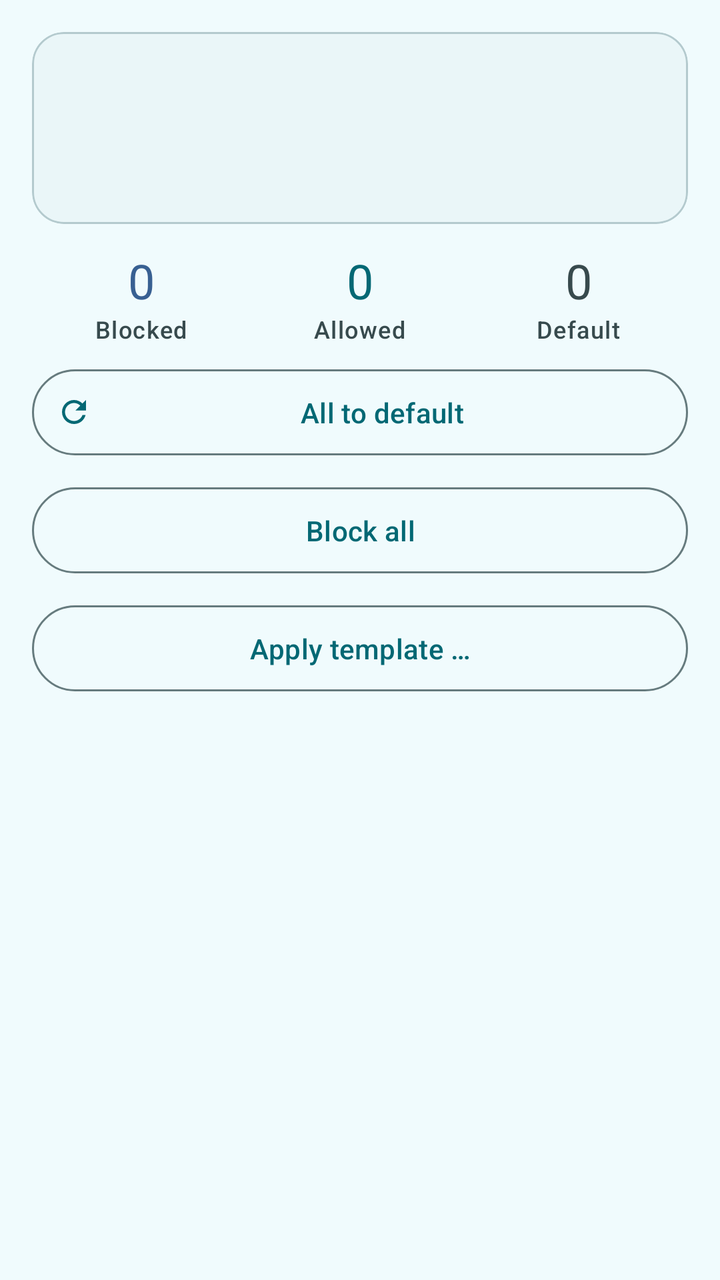
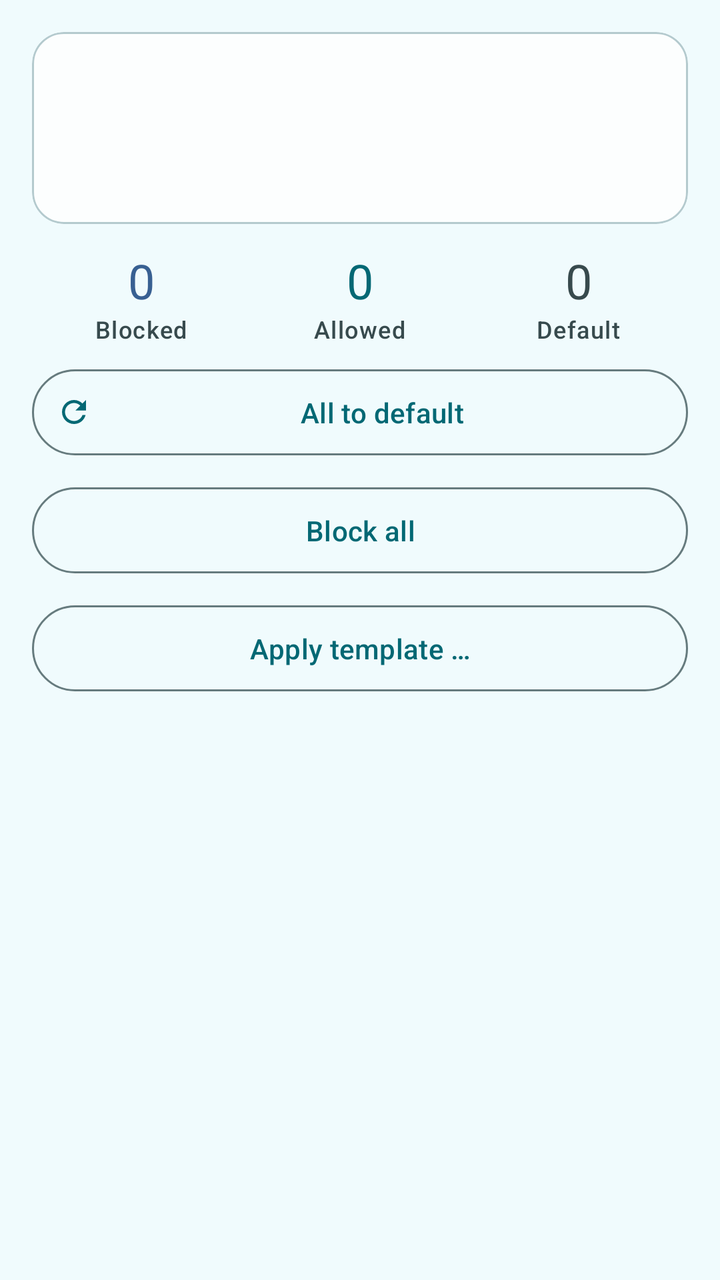

Screens rendered from an Android XML layout before and after an edit, with the pre-edit source and the edit as a unified diff.
<!-- AndroidManifest.xml: application theme Theme.AppOpsShizuku -->
<!-- res/layout/fragment_permissions.xml -->
<?xml version="1.0" encoding="utf-8"?>
<LinearLayout xmlns:android="http://schemas.android.com/apk/res/android"
    xmlns:app="http://schemas.android.com/apk/res-auto"
    android:layout_width="match_parent"
    android:layout_height="match_parent"
    android:orientation="vertical">

    
    <com.google.android.material.card.MaterialCardView
        android:layout_width="match_parent"
        android:layout_height="wrap_content"
        android:layout_marginStart="16dp"
        android:layout_marginEnd="16dp"
        android:layout_marginTop="16dp"
        app:cardCornerRadius="16dp"
        app:cardElevation="0dp"
        app:strokeWidth="1dp"
        app:strokeColor="?attr/colorOutlineVariant"
        app:cardBackgroundColor="?attr/colorSurfaceContainerLow">

        <LinearLayout
            android:layout_width="match_parent"
            android:layout_height="wrap_content"
            android:orientation="horizontal"
            android:padding="16dp"
            android:gravity="center_vertical">

            <ImageView
                android:id="@+id/appIcon"
                android:layout_width="64dp"
                android:layout_height="64dp"
                android:scaleType="centerCrop" />

            <LinearLayout
                android:layout_width="0dp"
                android:layout_height="wrap_content"
                android:layout_weight="1"
                android:layout_marginStart="16dp"
                android:orientation="vertical">

                <TextView
                    android:id="@+id/appLabel"
                    android:layout_width="match_parent"
                    android:layout_height="wrap_content"
                    android:textAppearance="?attr/textAppearanceTitleLarge"
                    android:textColor="?attr/colorOnSurface"
                    android:maxLines="1"
                    android:ellipsize="end" />

                <TextView
                    android:id="@+id/appPackage"
                    android:layout_width="match_parent"
                    android:layout_height="wrap_content"
                    android:layout_marginTop="2dp"
                    android:textAppearance="?attr/textAppearanceBodySmall"
                    android:textColor="?attr/colorOnSurfaceVariant"
                    android:maxLines="1"
                    android:ellipsize="end" />
            </LinearLayout>
        </LinearLayout>
    </com.google.android.material.card.MaterialCardView>

    
    <LinearLayout
        android:layout_width="match_parent"
        android:layout_height="wrap_content"
        android:orientation="horizontal"
        android:paddingStart="16dp"
        android:paddingEnd="16dp"
        android:paddingTop="12dp"
        android:gravity="center">

        <LinearLayout
            android:layout_width="0dp"
            android:layout_height="wrap_content"
            android:layout_weight="1"
            android:orientation="vertical"
            android:gravity="center">

            <TextView
                android:id="@+id/statBlocked"
                android:layout_width="wrap_content"
                android:layout_height="wrap_content"
                android:text="0"
                android:textAppearance="?attr/textAppearanceHeadlineSmall"
                android:textColor="?attr/colorTertiary" />

            <TextView
                android:layout_width="wrap_content"
                android:layout_height="wrap_content"
                android:text="@string/stat_blocked"
                android:textAppearance="?attr/textAppearanceLabelMedium"
                android:textColor="?attr/colorOnSurfaceVariant" />
        </LinearLayout>

        <LinearLayout
            android:layout_width="0dp"
            android:layout_height="wrap_content"
            android:layout_weight="1"
            android:orientation="vertical"
            android:gravity="center">

            <TextView
                android:id="@+id/statAllowed"
                android:layout_width="wrap_content"
                android:layout_height="wrap_content"
                android:text="0"
                android:textAppearance="?attr/textAppearanceHeadlineSmall"
                android:textColor="?attr/colorPrimary" />

            <TextView
                android:layout_width="wrap_content"
                android:layout_height="wrap_content"
                android:text="@string/stat_allowed"
                android:textAppearance="?attr/textAppearanceLabelMedium"
                android:textColor="?attr/colorOnSurfaceVariant" />
        </LinearLayout>

        <LinearLayout
            android:layout_width="0dp"
            android:layout_height="wrap_content"
            android:layout_weight="1"
            android:orientation="vertical"
            android:gravity="center">

            <TextView
                android:id="@+id/statDefault"
                android:layout_width="wrap_content"
                android:layout_height="wrap_content"
                android:text="0"
                android:textAppearance="?attr/textAppearanceHeadlineSmall"
                android:textColor="?attr/colorOnSurfaceVariant" />

            <TextView
                android:layout_width="wrap_content"
                android:layout_height="wrap_content"
                android:text="@string/stat_default"
                android:textAppearance="?attr/textAppearanceLabelMedium"
                android:textColor="?attr/colorOnSurfaceVariant" />
        </LinearLayout>
    </LinearLayout>

    
    <com.google.android.material.progressindicator.LinearProgressIndicator
        android:id="@+id/loadingBar"
        android:layout_width="match_parent"
        android:layout_height="wrap_content"
        android:layout_marginStart="16dp"
        android:layout_marginEnd="16dp"
        android:layout_marginTop="8dp"
        android:indeterminate="true"
        android:visibility="gone" />

    
    <com.google.android.material.card.MaterialCardView
        android:id="@+id/quarantineCard"
        android:layout_width="match_parent"
        android:layout_height="wrap_content"
        android:layout_marginStart="16dp"
        android:layout_marginEnd="16dp"
        android:layout_marginTop="8dp"
        android:visibility="gone"
        app:cardCornerRadius="16dp"
        app:cardElevation="0dp"
        app:strokeWidth="0dp"
        app:cardBackgroundColor="?attr/colorErrorContainer">

        <LinearLayout
            android:layout_width="match_parent"
            android:layout_height="wrap_content"
            android:orientation="vertical"
            android:padding="16dp">

            <TextView
                android:id="@+id/quarantineText"
                android:layout_width="match_parent"
                android:layout_height="wrap_content"
                android:textAppearance="?attr/textAppearanceBodyMedium"
                android:textColor="?attr/colorOnErrorContainer" />

            <com.google.android.material.button.MaterialButton
                android:id="@+id/quarantineRelease"
                style="@style/Widget.Material3.Button.TonalButton"
                android:layout_width="wrap_content"
                android:layout_height="wrap_content"
                android:layout_gravity="end"
                android:layout_marginTop="8dp"
                android:text="@string/quarantine_release" />
        </LinearLayout>
    </com.google.android.material.card.MaterialCardView>

    
    <com.google.android.material.card.MaterialCardView
        android:id="@+id/suggestionCard"
        android:layout_width="match_parent"
        android:layout_height="wrap_content"
        android:layout_marginStart="16dp"
        android:layout_marginEnd="16dp"
        android:layout_marginTop="8dp"
        android:visibility="gone"
        app:cardCornerRadius="16dp"
        app:cardElevation="0dp"
        app:strokeWidth="0dp"
        app:cardBackgroundColor="?attr/colorTertiaryContainer">

        <LinearLayout
            android:layout_width="match_parent"
            android:layout_height="wrap_content"
            android:orientation="vertical"
            android:padding="16dp">

            <TextView
                android:id="@+id/suggestionTitle"
                android:layout_width="match_parent"
                android:layout_height="wrap_content"
                android:textAppearance="?attr/textAppearanceTitleSmall"
                android:textColor="?attr/colorOnTertiaryContainer" />

            <TextView
                android:id="@+id/suggestionText"
                android:layout_width="match_parent"
                android:layout_height="wrap_content"
                android:layout_marginTop="4dp"
                android:textAppearance="?attr/textAppearanceBodySmall"
                android:textColor="?attr/colorOnTertiaryContainer" />

            <com.google.android.material.button.MaterialButton
                android:id="@+id/suggestionApply"
                style="@style/Widget.Material3.Button.TonalButton"
                android:layout_width="wrap_content"
                android:layout_height="wrap_content"
                android:layout_gravity="end"
                android:layout_marginTop="8dp"
                android:text="@string/suggest_apply" />
        </LinearLayout>
    </com.google.android.material.card.MaterialCardView>

    <com.google.android.material.button.MaterialButton
        android:id="@+id/restoreAllButton"
        style="@style/Widget.Material3.Button.OutlinedButton"
        android:layout_width="match_parent"
        android:layout_height="wrap_content"
        android:layout_marginStart="16dp"
        android:layout_marginEnd="16dp"
        android:layout_marginTop="8dp"
        android:layout_marginBottom="8dp"
        android:padding="12dp"
        android:text="@string/btn_restore_all"
        app:icon="@drawable/ic_refresh" />

    
    <com.google.android.material.button.MaterialButton
        android:id="@+id/blockAllButton"
        style="@style/Widget.Material3.Button.OutlinedButton"
        android:layout_width="match_parent"
        android:layout_height="wrap_content"
        android:layout_marginStart="16dp"
        android:layout_marginEnd="16dp"
        android:layout_marginBottom="8dp"
        android:padding="12dp"
        android:text="@string/block_all_button" />

    <com.google.android.material.button.MaterialButton
        android:id="@+id/templateButton"
        style="@style/Widget.Material3.Button.OutlinedButton"
        android:layout_width="match_parent"
        android:layout_height="wrap_content"
        android:layout_marginStart="16dp"
        android:layout_marginEnd="16dp"
        android:layout_marginBottom="8dp"
        android:padding="12dp"
        android:text="@string/template_button" />

    <androidx.recyclerview.widget.RecyclerView
        android:id="@+id/opList"
        android:layout_width="match_parent"
        android:layout_height="0dp"
        android:layout_weight="1"
        android:clipToPadding="false"
        android:paddingBottom="12dp"
        android:scrollbars="vertical" />
</LinearLayout>
<!-- resources referenced by this layout -->
<resources>
  <string name="block_all_button">Block all</string>
  <string name="btn_restore_all">All to default</string>
  <string name="quarantine_release">Release</string>
  <string name="stat_allowed">Allowed</string>
  <string name="stat_blocked">Blocked</string>
  <string name="stat_default">Default</string>
  <string name="suggest_apply">Revoke</string>
  <string name="template_button">Apply template …</string>
  <color name="primary">@color/md_primary_40</color>
  <color name="on_primary">@color/md_primary_100</color>
  <color name="inverse_primary">@color/md_primary_80</color>
  <color name="primary_container">@color/md_primary_90</color>
  <color name="on_primary_container">@color/md_primary_10</color>
  <color name="secondary">@color/md_secondary_40</color>
  <color name="on_secondary">@color/md_secondary_100</color>
  <color name="secondary_container">@color/md_secondary_90</color>
  <color name="tertiary">@color/md_tertiary_40</color>
  <color name="on_tertiary">@color/md_tertiary_100</color>
  <color name="tertiary_container">@color/md_tertiary_90</color>
  <color name="background">@color/md_neutral_98</color>
  <color name="on_background">@color/md_neutral_10</color>
  <color name="surface">@color/md_neutral_98</color>
  <color name="on_surface">@color/md_neutral_10</color>
  <color name="inverse_surface">@color/md_neutral_20</color>
  <color name="inverse_on_surface">@color/md_neutral_95</color>
  <color name="surface_dim">@color/md_neutral_87</color>
  <color name="surface_bright">@color/md_neutral_98</color>
  <color name="surface_container_low">@color/md_neutral_96</color>
  <color name="surface_container">@color/md_neutral_94</color>
  <color name="surface_container_high">@color/md_neutral_92</color>
  <color name="outline">@color/md_neutral_variant_50</color>
  <color name="error">@color/md_error_40</color>
  <color name="on_error">@color/md_error_100</color>
  <color name="error_container">@color/md_error_90</color>
  <color name="on_error_container">@color/md_error_10</color>
  <color name="warning">@color/md_warning_40</color>
  <color name="on_warning">@color/md_warning_100</color>
  <color name="warning_container">@color/md_warning_90</color>
  <color name="on_warning_container">@color/md_warning_10</color>
  <color name="md_primary_40">#036874</color>
  <color name="md_primary_100">#FFFFFF</color>
  <color name="md_primary_80">#13DAF1</color>
  <color name="md_primary_90">#99F0FF</color>
  <color name="md_primary_10">#011F24</color>
  <color name="md_secondary_40">#38656C</color>
  <color name="md_secondary_100">#FFFFFF</color>
  <color name="md_secondary_90">#BCEBF3</color>
  <color name="md_secondary_10">#001F24</color>
  <color name="md_tertiary_40">#386092</color>
  <color name="md_tertiary_100">#FFFFFF</color>
  <color name="md_tertiary_90">#D6E3FF</color>
  <color name="md_tertiary_10">#001C37</color>
  <color name="md_neutral_98">#F0FBFD</color>
  <color name="md_neutral_10">#151D1E</color>
  <color name="md_neutral_variant_90">#D0E7EB</color>
  <color name="md_neutral_variant_30">#374A4D</color>
  <color name="md_neutral_20">#293233</color>
  <color name="md_neutral_95">#E8F3F5</color>
  <color name="md_neutral_87">#D1DCDE</color>
  <color name="md_neutral_100">#FFFFFF</color>
  <color name="md_neutral_96">#EAF6F8</color>
  <color name="md_neutral_94">#E5F0F2</color>
  <color name="md_neutral_92">#DFEAEC</color>
  <color name="md_neutral_90">#D9E4E6</color>
  <color name="md_neutral_variant_50">#667B7E</color>
  <color name="md_neutral_variant_80">#B4CACE</color>
  <color name="md_error_40">#B3261E</color>
  <color name="md_error_100">#FFFFFF</color>
  <color name="md_error_90">#F9DEDC</color>
  <color name="md_error_10">#410E0B</color>
  <color name="md_warning_40">#825502</color>
  <color name="md_warning_100">#FFFFFF</color>
  <color name="md_warning_90">#FFDDB7</color>
  <color name="md_warning_10">#271902</color>
  <!-- unchanged entries left out for length: 9 -->
</resources>

<!-- the commit's change to res/layout/fragment_permissions.xml (unified diff, before → after) -->
@@ -16,7 +16,7 @@
         app:cardElevation="0dp"
         app:strokeWidth="1dp"
         app:strokeColor="?attr/colorOutlineVariant"
-        app:cardBackgroundColor="?attr/colorSurfaceContainerLow">
+        app:cardBackgroundColor="@color/glass_fill">
 
         <LinearLayout
             android:layout_width="match_parent"
<!-- resource entries referenced after the edit -->
@@ -1,5 +1,6 @@
 <!-- resources referenced by this layout -->
 <resources>
+  <color name="glass_fill">#C8FFFFFF</color>
   <string name="block_all_button">Block all</string>
   <string name="btn_restore_all">All to default</string>
   <string name="quarantine_release">Release</string>
